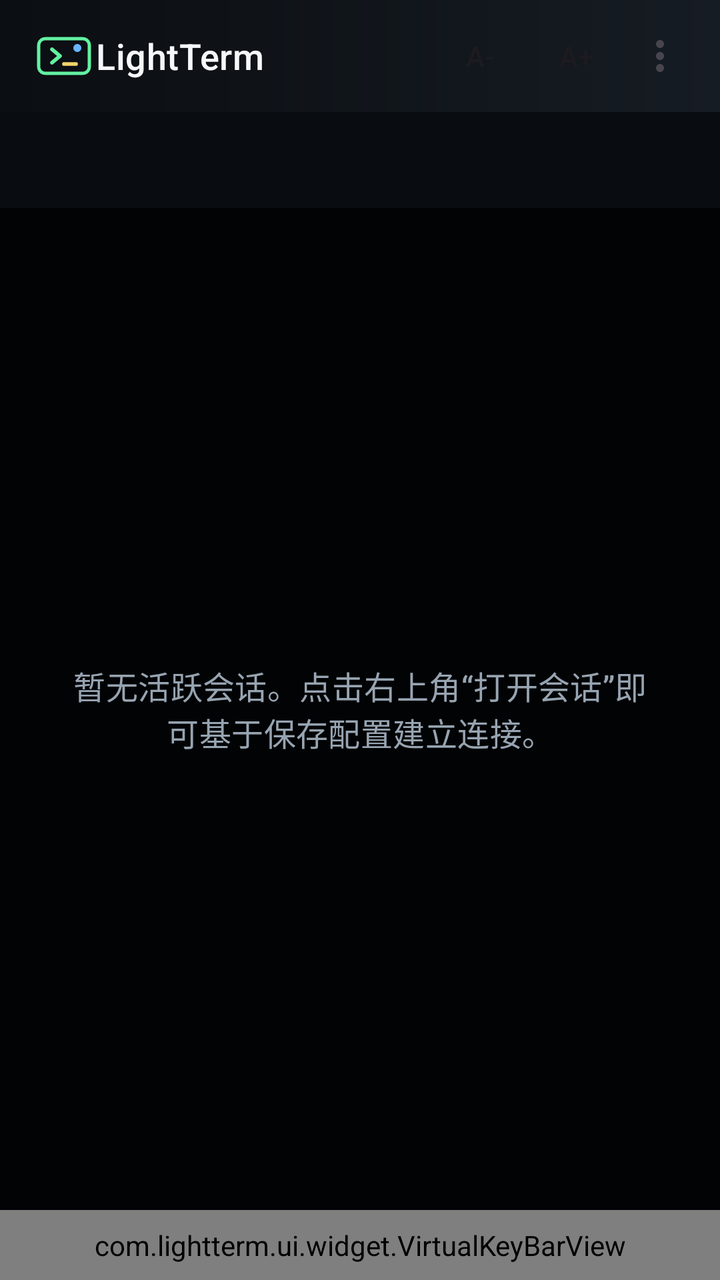
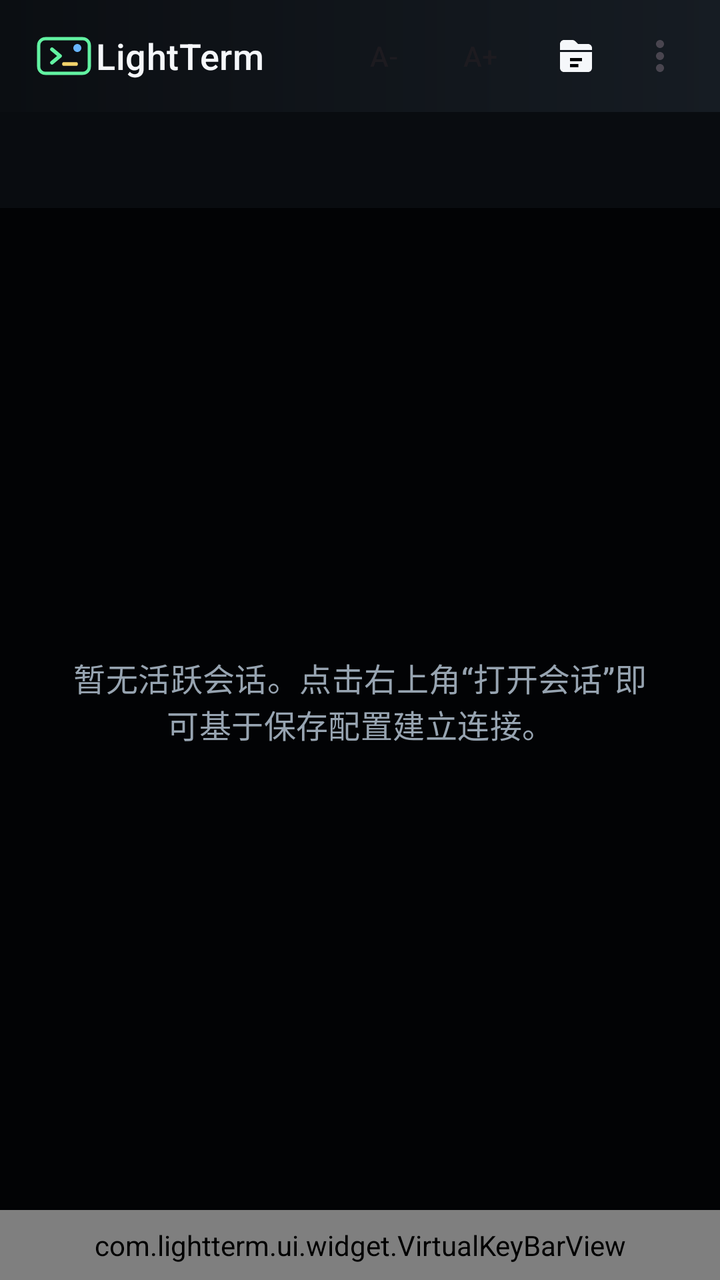

Screens rendered from an Android XML layout before and after an edit, with the pre-edit source and the edit as a unified diff.
<!-- AndroidManifest.xml: application theme Theme.LightTerm -->
<!-- res/layout/activity_main.xml -->
<?xml version="1.0" encoding="utf-8"?>
<LinearLayout xmlns:android="http://schemas.android.com/apk/res/android"
    xmlns:app="http://schemas.android.com/apk/res-auto"
    android:layout_width="match_parent"
    android:layout_height="match_parent"
    android:background="?attr/lightTermBackground"
    android:orientation="vertical">

    <com.google.android.material.appbar.MaterialToolbar
        android:id="@+id/toolbar"
        android:layout_width="match_parent"
        android:layout_height="wrap_content"
        android:elevation="0dp"
        android:minHeight="56dp"
        android:paddingHorizontal="8dp"
        android:background="@drawable/bg_toolbar_shell"
        app:menu="@menu/main_actions"
        app:logo="@drawable/ic_lightterm_toolbar_logo"
        app:popupTheme="@style/ThemeOverlay.LightTerm.ToolbarMenu"
        app:titleTextColor="?attr/lightTermOnSurface"
        app:title="@string/app_name"
        app:titleTextAppearance="@style/Widget.LightTerm.ToolbarTitle"
        app:titleCentered="false" />

    <com.google.android.material.tabs.TabLayout
        android:id="@+id/tabLayout"
        android:layout_width="match_parent"
        android:layout_height="wrap_content"
        android:background="?attr/lightTermSurface"
        app:tabGravity="start"
        app:tabIndicatorColor="?attr/lightTermAccent"
        app:tabIndicatorFullWidth="false"
        app:tabInlineLabel="true"
        app:tabMode="scrollable"
        app:tabRippleColor="@android:color/transparent"
        app:tabSelectedTextColor="?attr/lightTermOnSurface"
        app:tabTextColor="?attr/lightTermOnSurfaceVariant" />

    <FrameLayout
        android:layout_width="match_parent"
        android:layout_height="0dp"
        android:layout_weight="1">

        <androidx.viewpager2.widget.ViewPager2
            android:id="@+id/viewPager"
            android:layout_width="match_parent"
            android:layout_height="match_parent" />

        <TextView
            android:id="@+id/emptyStateText"
            android:layout_width="match_parent"
            android:layout_height="wrap_content"
            android:layout_gravity="center"
            android:gravity="center"
            android:padding="32dp"
            android:text="@string/empty_state"
            android:textAppearance="@style/TextAppearance.Material3.TitleMedium"
            android:textColor="?attr/lightTermOnSurfaceVariant" />
    </FrameLayout>

    <com.lightterm.ui.widget.VirtualKeyBarView
        android:id="@+id/virtualKeyBar"
        android:layout_width="match_parent"
        android:layout_height="wrap_content"
        android:background="@drawable/bg_virtual_key_bar" />

</LinearLayout>
<!-- resources referenced by this layout -->
<resources>
  <!-- drawable bg_toolbar_shell (drawable) -->
  <?xml version="1.0" encoding="utf-8"?>
  <shape xmlns:android="http://schemas.android.com/apk/res/android">
      <gradient
          android:angle="0"
          android:endColor="?attr/lightTermToolbarGradientEnd"
          android:startColor="?attr/lightTermToolbarGradientStart" />
  </shape>
  <!-- drawable bg_virtual_key_bar (drawable) -->
  <?xml version="1.0" encoding="utf-8"?>
  <shape xmlns:android="http://schemas.android.com/apk/res/android">
      <gradient
          android:angle="90"
          android:endColor="?attr/lightTermToolbarGradientEnd"
          android:startColor="?attr/lightTermToolbarGradientStart" />
      <padding
          android:left="8dp"
          android:top="8dp"
          android:right="8dp"
          android:bottom="8dp" />
  </shape>
  <string name="app_name">LightTerm</string>
  <string name="empty_state">暂无活跃会话。点击右上角“打开会话”即可基于保存配置建立连接。</string>
  <style name="Widget.LightTerm.ToolbarTitle" parent="TextAppearance.Material3.TitleMedium">
          <item name="android:textSize">18sp</item>
          <item name="android:fontFamily">sans-serif-medium</item>
      </style>
  <style name="Theme.LightTerm" parent="Theme.LightTerm.PureBlack" />
  <!-- drawable bg_toolbar_menu_popup (drawable) -->
  <?xml version="1.0" encoding="utf-8"?>
  <shape xmlns:android="http://schemas.android.com/apk/res/android">
      <corners android:radius="24dp" />
      <solid android:color="?attr/lightTermSurfaceAlt" />
      <stroke
          android:width="1dp"
          android:color="?attr/lightTermSurfaceVariant" />
      <padding
          android:left="8dp"
          android:top="8dp"
          android:right="8dp"
          android:bottom="8dp" />
  </shape>
  <style name="TextAppearance.LightTerm.PopupMenu" parent="TextAppearance.Material3.BodyLarge">
          <item name="android:textSize">15sp</item>
          <item name="android:fontFamily">sans-serif-medium</item>
      </style>
  <style name="Theme.LightTerm.Base" parent="Theme.Material3.DayNight.NoActionBar">
          <item name="android:statusBarColor">@android:color/transparent</item>
          <item name="android:navigationBarColor">?attr/lightTermBackground</item>
          <item name="android:windowBackground">?attr/lightTermBackground</item>
      </style>
  <color name="palette_black_accent">#79E2A7</color>
  <color name="palette_black_background">#020305</color>
  <color name="palette_black_accent_warm">#F1C66B</color>
  <color name="palette_black_status_reconnecting">#6AB8FF</color>
  <color name="palette_black_danger">#F46A7A</color>
  <color name="palette_black_surface">#090C10</color>
  <color name="palette_black_surface_variant">#1B232C</color>
  <color name="palette_black_on_surface">#F5F7FA</color>
  <color name="palette_black_on_surface_variant">#97A4B1</color>
  <color name="palette_black_surface_alt">#12171D</color>
  <color name="palette_black_status_connected">#34D889</color>
  <color name="palette_black_status_connecting">#F1C66B</color>
  <color name="palette_black_status_disconnected">#F46A7A</color>
  <color name="palette_black_danger_container">#29151A</color>
  <color name="palette_black_danger_on_container">#FFD9DE</color>
  <color name="palette_black_toolbar_gradient_start">#0B0E12</color>
  <color name="palette_black_toolbar_gradient_end">#161C23</color>
  <color name="palette_black_terminal_gradient_start">#040609</color>
  <color name="palette_black_terminal_gradient_end">#11161C</color>
  <color name="palette_black_terminal_stroke">#26313C</color>
  <color name="palette_black_chip_fill">#141A21</color>
  <color name="palette_black_chip_stroke">#273340</color>
</resources>

<!-- the commit's change to res/layout/activity_main.xml (unified diff, before → after) -->
@@ -41,21 +41,65 @@
         android:layout_height="0dp"
         android:layout_weight="1">
 
+        <LinearLayout
+            android:id="@+id/emptyStateContainer"
+            android:layout_width="match_parent"
+            android:layout_height="match_parent"
+            android:gravity="center"
+            android:orientation="vertical"
+            android:paddingHorizontal="20dp"
+            android:paddingTop="24dp"
+            android:paddingBottom="32dp">
+
+            <TextView
+                android:id="@+id/emptyStateText"
+                android:layout_width="match_parent"
+                android:layout_height="wrap_content"
+                android:gravity="center"
+                android:paddingHorizontal="12dp"
+                android:text="@string/empty_state"
+                android:textAppearance="@style/TextAppearance.Material3.TitleMedium"
+                android:textColor="?attr/lightTermOnSurfaceVariant" />
+
+            <LinearLayout
+                android:id="@+id/recentHistorySection"
+                android:layout_width="match_parent"
+                android:layout_height="wrap_content"
+                android:layout_marginTop="28dp"
+                android:orientation="vertical"
+                android:visibility="gone">
+
+                <TextView
+                    android:id="@+id/recentHistoryTitle"
+                    android:layout_width="wrap_content"
+                    android:layout_height="wrap_content"
+                    android:text="@string/home_recent_servers_title"
+                    android:textAppearance="@style/TextAppearance.Material3.TitleMedium"
+                    android:textColor="?attr/lightTermOnSurface" />
+
+                <TextView
+                    android:id="@+id/recentHistorySubtitle"
+                    android:layout_width="wrap_content"
+                    android:layout_height="wrap_content"
+                    android:layout_marginTop="6dp"
+                    android:text="@string/home_recent_servers_subtitle"
+                    android:textAppearance="@style/TextAppearance.Material3.BodyMedium"
+                    android:textColor="?attr/lightTermOnSurfaceVariant" />
+
+                <androidx.recyclerview.widget.RecyclerView
+                    android:id="@+id/recentHistoryList"
+                    android:layout_width="match_parent"
+                    android:layout_height="wrap_content"
+                    android:layout_marginTop="12dp"
+                    android:nestedScrollingEnabled="false"
+                    android:overScrollMode="never" />
+            </LinearLayout>
+        </LinearLayout>
+
         <androidx.viewpager2.widget.ViewPager2
             android:id="@+id/viewPager"
             android:layout_width="match_parent"
             android:layout_height="match_parent" />
-
-        <TextView
-            android:id="@+id/emptyStateText"
-            android:layout_width="match_parent"
-            android:layout_height="wrap_content"
-            android:layout_gravity="center"
-            android:gravity="center"
-            android:padding="32dp"
-            android:text="@string/empty_state"
-            android:textAppearance="@style/TextAppearance.Material3.TitleMedium"
-            android:textColor="?attr/lightTermOnSurfaceVariant" />
     </FrameLayout>
 
     <com.lightterm.ui.widget.VirtualKeyBarView
<!-- resource entries referenced after the edit -->
@@ -23,6 +23,8 @@
   </shape>
   <string name="app_name">LightTerm</string>
   <string name="empty_state">暂无活跃会话。点击右上角“打开会话”即可基于保存配置建立连接。</string>
+  <string name="home_recent_servers_subtitle">最近打开过的服务器，点击即可重新连接。</string>
+  <string name="home_recent_servers_title">历史打开终端</string>
   <style name="Widget.LightTerm.ToolbarTitle" parent="TextAppearance.Material3.TitleMedium">
           <item name="android:textSize">18sp</item>
           <item name="android:fontFamily">sans-serif-medium</item>
